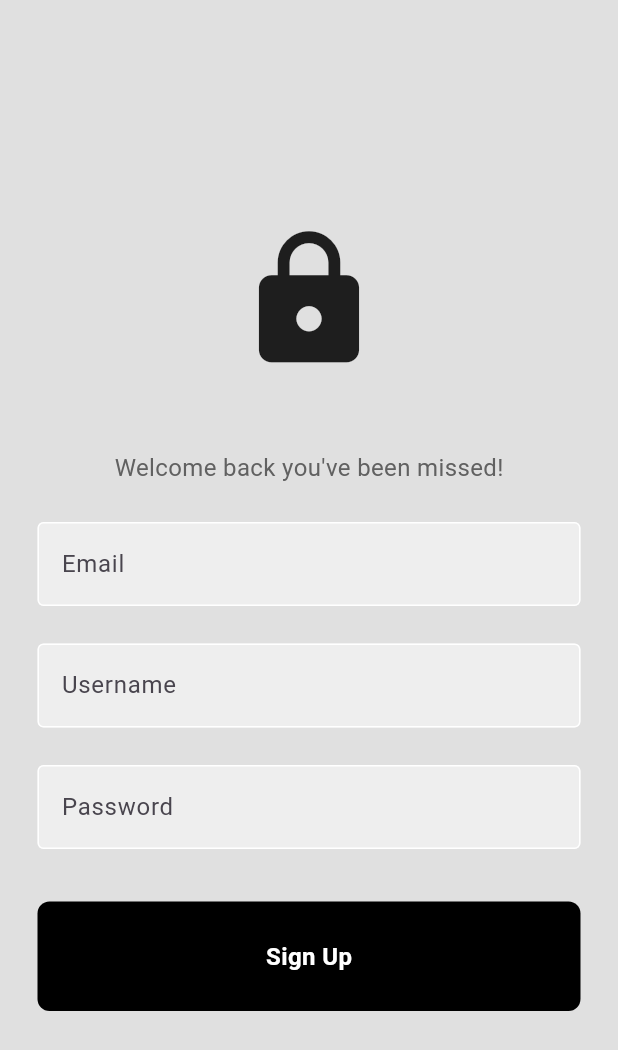
After one commit to Mohammedsajadvt/Firebase-Auth-Modern-UI, a Flutter app: the screen it shows after launch, after a tap on "Register now", on a phone screen of 412 x 824 dp. The commit adds this screen. Shown: the top 1050 px of the screen. Run offline on Flutter 3.47's test engine with Material 3 defaults, Android fonts, the phone set to English and light mode, and no system bars; our stand-ins replace cloud_firestore, equatable, firebase_auth, firebase_core, flutter_bloc; accounts and stored records are empty.

Commit message:
establishing bloc signin signup

```diff
--- a/lib/components/my_button.dart
+++ b/lib/components/my_button.dart
@@ -2,10 +2,11 @@ import 'package:flutter/material.dart';
 
 class MyButton extends StatelessWidget {
   final Function()? onTap;
-  const MyButton({super.key,required this.onTap});
+  final String text;
+  const MyButton({super.key,required this.onTap,required this.text});
 
   @override
   Widget build(BuildContext context) {
-    return GestureDetector(onTap: onTap,child: Container(padding: EdgeInsets.all(25),margin: EdgeInsets.symmetric(horizontal: 25),decoration: BoxDecoration(color: Colors.black,borderRadius: BorderRadius.circular(8)),child: const Center(child: Text('Sign In',style: TextStyle(color: Colors.white,fontWeight: FontWeight.bold,fontSize: 16),),),));
+    return GestureDetector(onTap: onTap,child: Container(padding: const EdgeInsets.all(25),margin: const EdgeInsets.symmetric(horizontal: 25),decoration: BoxDecoration(color: Colors.black,borderRadius: BorderRadius.circular(8)),child:  Center(child: Text(text,style: const TextStyle(color: Colors.white,fontWeight: FontWeight.bold,fontSize: 16),),),));
   }
 }
--- /dev/null
+++ b/lib/domain/bloc/auth/auth_event.dart
@@ -0,0 +1,26 @@
+import 'package:equatable/equatable.dart';
+
+abstract class AuthEvent extends Equatable{
+  @override
+  List<Object?> get props => [];
+}
+
+class SignInEvent extends AuthEvent{
+  final String email;
+  final String password;
+
+  SignInEvent(this.email,this.password);
+  @override
+  List<Object?> get props => [email,password];
+}
+
+class SignUpEvent extends AuthEvent{
+  final String email;
+  final String password;
+  final String displayName;
+  SignUpEvent(this.email,this.password,this.displayName);
+  @override
+  List<Object?> get props => [email,password,displayName];
+}
+
+class SignOutEvent extends AuthEvent{}
--- /dev/null
+++ b/lib/domain/entities/user_entity.dart
@@ -0,0 +1,6 @@
+class UserEntity{
+  final String uid;
+  final String email;
+  final String displayName;
+UserEntity({required this.uid,required this.displayName,required this.email});
+}
--- a/lib/presentation/screens/login_page.dart
+++ b/lib/presentation/screens/login_page.dart
@@ -1,27 +1,19 @@
 import 'dart:developer';
-
 import 'package:firebase_auth/firebase_auth.dart';
 import 'package:flutter/material.dart';
 import 'package:login/components/my_button.dart';
 import 'package:login/components/my_textfield.dart';
 import 'package:login/components/square_title.dart';
+import 'package:login/presentation/screens/signup_page.dart';
 
 class LoginPage extends StatelessWidget {
   LoginPage({super.key});
 
-  final usernameController = TextEditingController();
+  final emailController = TextEditingController();
   final passwordController = TextEditingController();
   final FirebaseAuth  _firebaseAuth = FirebaseAuth.instance;
 
-  void signUserIn()async {
-   try{
-    UserCredential userCredential = await _firebaseAuth.signInWithEmailAndPassword(email: usernameController.text, password: passwordController.text);
-    log('Login Success');
-   }catch(e){
-    log('$e Login Failed');
 
-   }
-  }
 
   @override
   Widget build(BuildContext context) {
@@ -50,7 +42,7 @@ class LoginPage extends StatelessWidget {
                   height: 25,
                 ),
                 MyTextfield(
-                  controller: usernameController,
+                  controller: emailController,
                   hintText: 'Email',
                   obsecureText: false,
                 ),
@@ -81,7 +73,10 @@ class LoginPage extends StatelessWidget {
                   height: 25,
                 ),
                 MyButton(
-                  onTap: signUserIn,
+                  text: 'Sign In',
+                  onTap: (){
+
+                  },
                 ),
                 const SizedBox(
                   height: 50,
@@ -118,8 +113,9 @@ class LoginPage extends StatelessWidget {
                   mainAxisAlignment: MainAxisAlignment.center,
                   children: [
                   Text('Not a member?',style: TextStyle(color: Colors.grey[700]),),
-                  const SizedBox(width: 4,),
-                  const Text('Register now',style: TextStyle(color: Colors.blue,fontWeight: FontWeight.bold),)
+                  TextButton(onPressed: (){
+                   Navigator.of(context).push(MaterialPageRoute(builder: (context)=> SignupPage()));
+                  },child:const Text('Register now',style: TextStyle(color: Colors.blue,fontWeight: FontWeight.bold)))
                 ],)
               ],
             ),
--- /dev/null
+++ b/lib/presentation/screens/signup_page.dart
@@ -0,0 +1,89 @@
+import 'dart:developer';
+import 'package:cloud_firestore/cloud_firestore.dart';
+import 'package:firebase_auth/firebase_auth.dart';
+import 'package:flutter/material.dart';
+import 'package:login/components/my_button.dart';
+import 'package:login/components/my_textfield.dart';
+
+class SignupPage extends StatelessWidget {
+  SignupPage({super.key});
+
+  final emailController = TextEditingController();
+  final passwordController = TextEditingController();
+  final usernameController = TextEditingController();
+  final FirebaseAuth  _firebaseAuth = FirebaseAuth.instance;
+  final FirebaseFirestore _firebaseFirestore = FirebaseFirestore.instance;
+
+
+  @override
+  Widget build(BuildContext context) {
+    return Scaffold(
+      backgroundColor: Colors.grey[300],
+      body: SafeArea(
+        child: Center(
+          child: SingleChildScrollView(
+            child: Column(
+              children: [
+                const SizedBox(
+                  height: 50,
+                ),
+                const Icon(
+                  Icons.lock,
+                  size: 100,
+                ),
+                const SizedBox(
+                  height: 50,
+                ),
+                Text(
+                  'Welcome back you\'ve been missed!',
+                  style: TextStyle(color: Colors.grey[700], fontSize: 16),
+                ),
+                const SizedBox(
+                  height: 25,
+                ),
+                MyTextfield(
+                  controller: emailController,
+                  hintText: 'Email',
+                  obsecureText: false,
+                ),
+
+                 const SizedBox(
+                  height: 25,
+                ),
+                MyTextfield(
+                  controller: usernameController,
+                  hintText: 'Username',
+                  obsecureText: false,
+                ),
+                 const SizedBox(
+                  height: 25,
+                ),
+                MyTextfield(
+                  controller: passwordController,
+                  hintText: 'Password',
+                  obsecureText: true,
+                ),
+                const SizedBox(
+                  height: 10,
+                ),
+
+                const SizedBox(
+                  height: 25,
+                ),
+                MyButton(
+                  text: 'Sign Up',
+                  onTap: () {
+
+                  },
+                ),
+                const SizedBox(
+                  height: 50,
+                ),
+               ],
+            ),
+          ),
+        ),
+      ),
+    );
+  }
+}
--- a/pubspec.yaml
+++ b/pubspec.yaml
@@ -38,6 +38,8 @@ dependencies:
   firebase_core: ^3.1.0
   firebase_auth: ^5.1.0
   cloud_firestore: ^5.0.1
+  flutter_bloc: ^8.1.6
+  equatable: ^2.0.5
 
 dev_dependencies:
   flutter_test:
```
Also changed, not shown: lib/data/repositories/firebase_auth_repository.dart (added, +47 -0 lines), lib/domain/bloc/auth/auth_bloc.dart (added, +32 -0 lines), lib/domain/bloc/auth/auth_state.dart (added, +27 -0 lines), pubspec.lock.
